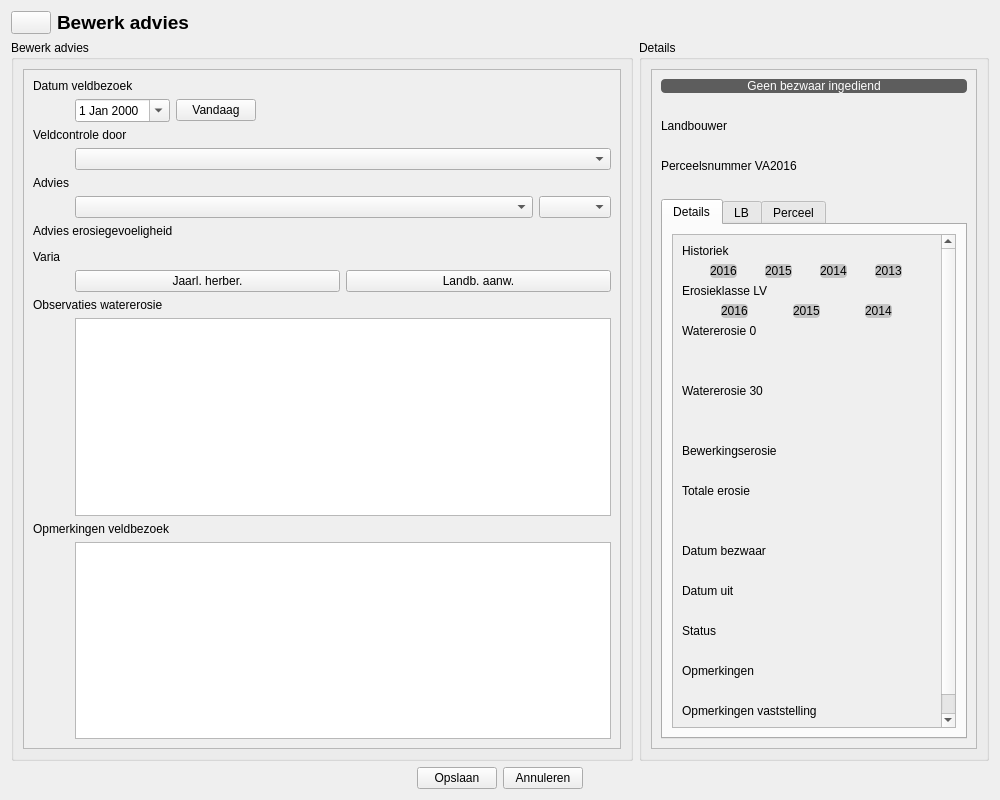
Old version of the form ui_parceleditwidget.ui in the repository DOV-Vlaanderen/erosiebezwaren.
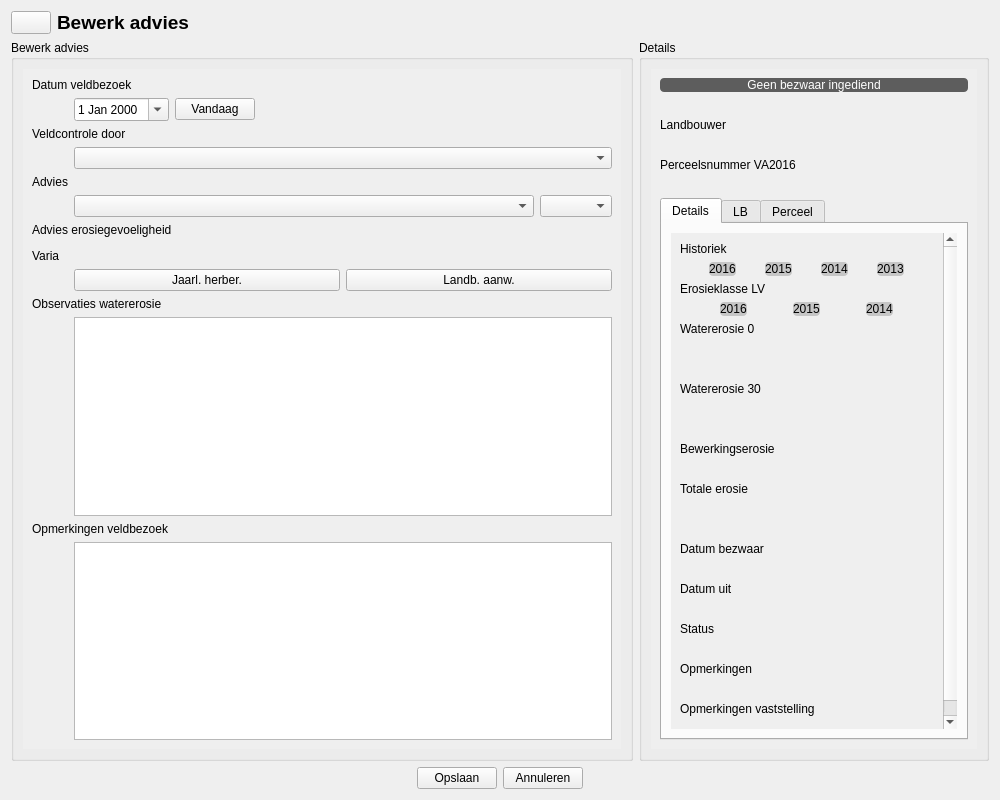
New version of the form. Icons and pictures are not drawn. Custom widgets are drawn as their Qt base class.

Commit message: Adjust scrollArea frames.

Patch:
```diff
--- a/ui_parceleditwidget.ui
+++ b/ui_parceleditwidget.ui
@@ -77,6 +77,12 @@
        <layout class="QVBoxLayout" name="verticalLayout">
         <item>
          <widget class="QScrollArea" name="scrollArea">
+          <property name="frameShape">
+           <enum>QFrame::NoFrame</enum>
+          </property>
+          <property name="frameShadow">
+           <enum>QFrame::Plain</enum>
+          </property>
           <property name="widgetResizable">
            <bool>true</bool>
           </property>
@@ -85,8 +91,8 @@
             <rect>
              <x>0</x>
              <y>0</y>
-             <width>596</width>
-             <height>658</height>
+             <width>598</width>
+             <height>660</height>
             </rect>
            </property>
            <layout class="QFormLayout" name="formLayout">
@@ -282,7 +288,7 @@
               <item>
                <widget class="ValueBooleanButton" name="efw_jaarlijks_herberekenen">
                 <property name="sizePolicy">
-                 <sizepolicy hsizetype="Minimum" vsizetype="Preferred">
+                 <sizepolicy hsizetype="Expanding" vsizetype="Preferred">
                   <horstretch>0</horstretch>
                   <verstretch>0</verstretch>
                  </sizepolicy>
@@ -301,7 +307,7 @@
               <item>
                <widget class="ValueBooleanButton" name="efw_landbouwer_aanwezig">
                 <property name="sizePolicy">
-                 <sizepolicy hsizetype="Minimum" vsizetype="Preferred">
+                 <sizepolicy hsizetype="Expanding" vsizetype="Preferred">
                   <horstretch>0</horstretch>
                   <verstretch>0</verstretch>
                  </sizepolicy>
@@ -377,6 +383,12 @@
        <layout class="QVBoxLayout" name="verticalLayout_2">
         <item>
          <widget class="QScrollArea" name="scrollArea_2">
+          <property name="frameShape">
+           <enum>QFrame::NoFrame</enum>
+          </property>
+          <property name="frameShadow">
+           <enum>QFrame::Plain</enum>
+          </property>
           <property name="widgetResizable">
            <bool>true</bool>
           </property>
@@ -385,8 +397,8 @@
             <rect>
              <x>0</x>
              <y>0</y>
-             <width>322</width>
-             <height>658</height>
+             <width>324</width>
+             <height>660</height>
             </rect>
            </property>
            <layout class="QVBoxLayout" name="verticalLayout_4">
@@ -500,6 +512,12 @@
                <layout class="QVBoxLayout" name="verticalLayout_5">
                 <item>
                  <widget class="QScrollArea" name="scrollDetails">
+                  <property name="frameShape">
+                   <enum>QFrame::NoFrame</enum>
+                  </property>
+                  <property name="frameShadow">
+                   <enum>QFrame::Plain</enum>
+                  </property>
                   <property name="widgetResizable">
                    <bool>true</bool>
                   </property>
@@ -508,7 +526,7 @@
                     <rect>
                      <x>0</x>
                      <y>0</y>
-                     <width>267</width>
+                     <width>271</width>
                      <height>664</height>
                     </rect>
                    </property>
```
Left out of the diff: 6 changed lines with no effect on the pictures. The commit also changes 1 other file.
